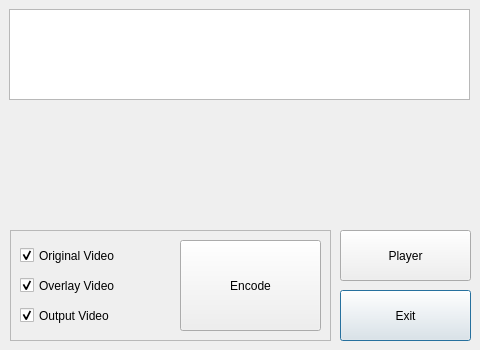
This is ipvcmain.ui in gnomezgrave/ipvc-image-processing-video-codec as Qt 5 draws it before an edit. The edited form follows.
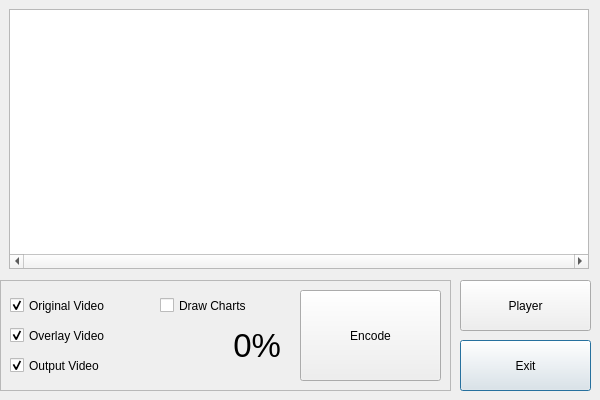
This is the edited form.

The edit to the form file:
```diff
--- a/ipvcmain.ui
+++ b/ipvcmain.ui
@@ -6,8 +6,8 @@
    <rect>
     <x>0</x>
     <y>0</y>
-    <width>480</width>
-    <height>350</height>
+    <width>600</width>
+    <height>400</height>
    </rect>
   </property>
   <property name="sizePolicy">
@@ -24,8 +24,8 @@
   </property>
   <property name="maximumSize">
    <size>
-    <width>480</width>
-    <height>350</height>
+    <width>600</width>
+    <height>400</height>
    </size>
   </property>
   <property name="windowTitle">
@@ -36,8 +36,8 @@
     <rect>
      <x>9</x>
      <y>9</y>
-     <width>461</width>
-     <height>91</height>
+     <width>580</width>
+     <height>260</height>
     </rect>
    </property>
    <property name="sizePolicy">
@@ -46,12 +46,27 @@
      <verstretch>0</verstretch>
     </sizepolicy>
    </property>
+   <property name="layoutDirection">
+    <enum>Qt::RightToLeft</enum>
+   </property>
+   <property name="verticalScrollBarPolicy">
+    <enum>Qt::ScrollBarAlwaysOff</enum>
+   </property>
+   <property name="horizontalScrollBarPolicy">
+    <enum>Qt::ScrollBarAlwaysOn</enum>
+   </property>
+   <property name="alignment">
+    <set>Qt::AlignLeading|Qt::AlignLeft|Qt::AlignVCenter</set>
+   </property>
+   <property name="renderHints">
+    <set>QPainter::Antialiasing|QPainter::HighQualityAntialiasing|QPainter::NonCosmeticDefaultPen|QPainter::SmoothPixmapTransform|QPainter::TextAntialiasing</set>
+   </property>
   </widget>
   <widget class="QPushButton" name="btnExit">
    <property name="geometry">
     <rect>
-     <x>340</x>
-     <y>290</y>
+     <x>460</x>
+     <y>340</y>
      <width>131</width>
      <height>51</height>
     </rect>
@@ -63,8 +78,8 @@
   <widget class="QPushButton" name="btnPlayer">
    <property name="geometry">
     <rect>
-     <x>340</x>
-     <y>230</y>
+     <x>460</x>
+     <y>280</y>
      <width>131</width>
      <height>51</height>
     </rect>
@@ -76,9 +91,9 @@
   <widget class="QFrame" name="frame">
    <property name="geometry">
     <rect>
-     <x>10</x>
-     <y>230</y>
-     <width>321</width>
+     <x>0</x>
+     <y>280</y>
+     <width>451</width>
      <height>111</height>
     </rect>
    </property>
@@ -91,7 +106,7 @@
    <widget class="QPushButton" name="btnEncoder">
     <property name="geometry">
      <rect>
-      <x>170</x>
+      <x>300</x>
       <y>10</y>
       <width>141</width>
       <height>91</height>
@@ -155,19 +170,46 @@
      <bool>true</bool>
     </property>
    </widget>
-  </widget>
-  <widget class="QLabel" name="percentage">
-   <property name="geometry">
-    <rect>
-     <x>10</x>
-     <y>110</y>
-     <width>231</width>
-     <height>61</height>
-    </rect>
-   </property>
-   <property name="text">
-    <string/>
-   </property>
+   <widget class="QCheckBox" name="chkCharts">
+    <property name="geometry">
+     <rect>
+      <x>160</x>
+      <y>10</y>
+      <width>121</width>
+      <height>31</height>
+     </rect>
+    </property>
+    <property name="text">
+     <string>Draw Charts</string>
+    </property>
+    <property name="checked">
+     <bool>false</bool>
+    </property>
+   </widget>
+   <widget class="QLabel" name="perc">
+    <property name="geometry">
+     <rect>
+      <x>160</x>
+      <y>40</y>
+      <width>121</width>
+      <height>51</height>
+     </rect>
+    </property>
+    <property name="font">
+     <font>
+      <pointsize>25</pointsize>
+     </font>
+    </property>
+    <property name="layoutDirection">
+     <enum>Qt::LeftToRight</enum>
+    </property>
+    <property name="text">
+     <string>0%</string>
+    </property>
+    <property name="alignment">
+     <set>Qt::AlignRight|Qt::AlignTrailing|Qt::AlignVCenter</set>
+    </property>
+   </widget>
   </widget>
  </widget>
  <resources/>
```
